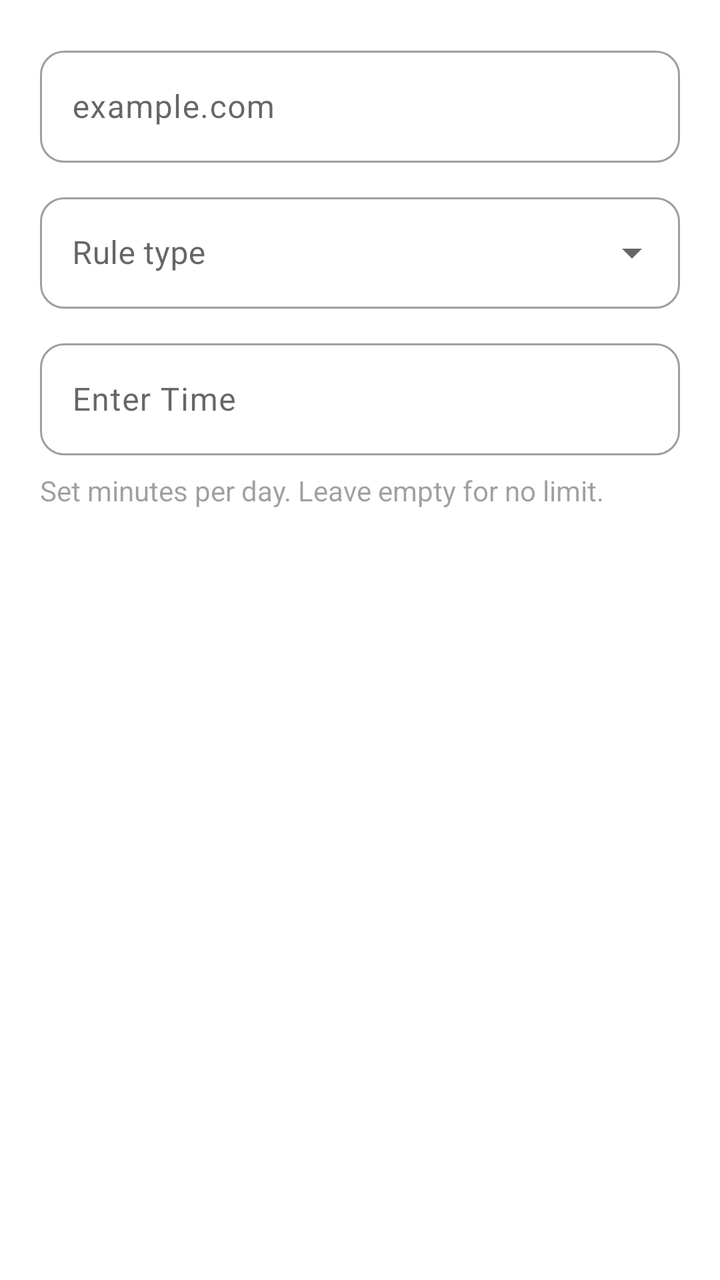
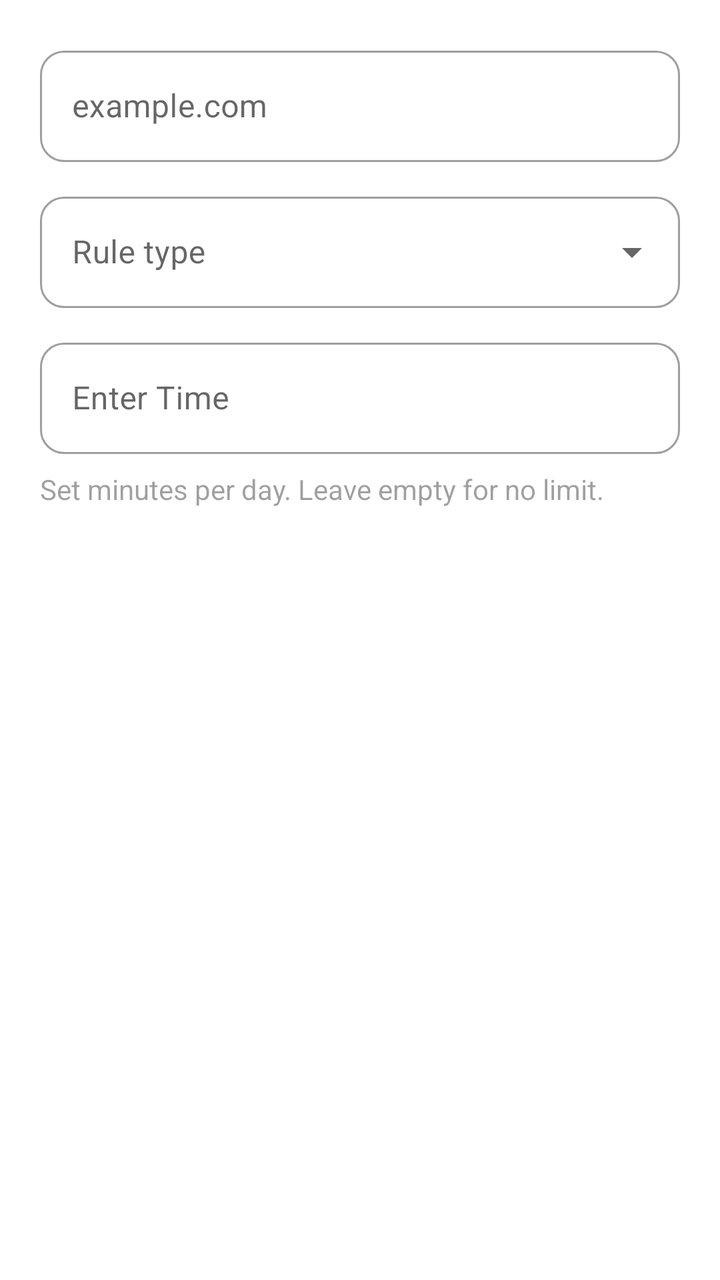

Two renders of the same Android screen: before a commit and after it. Below are the layout's source before the change and the commit's diff.
<!-- AndroidManifest.xml: application theme Theme.Switchly -->
<!-- res/layout/dialog_domain_rule.xml -->
<?xml version="1.0" encoding="utf-8"?>
<LinearLayout xmlns:android="http://schemas.android.com/apk/res/android"
    xmlns:app="http://schemas.android.com/apk/res-auto"
    android:layout_width="match_parent"
    android:layout_height="wrap_content"
    android:orientation="vertical"
    android:padding="20dp">

    <com.google.android.material.textfield.TextInputLayout
        android:id="@+id/tilDomain"
        android:layout_width="match_parent"
        android:layout_height="wrap_content"
        android:hint="@string/domain_rule_hint_example"
        style="@style/Widget.MaterialComponents.TextInputLayout.OutlinedBox">

        <com.google.android.material.textfield.MaterialAutoCompleteTextView
            android:id="@+id/etDomain"
            android:layout_width="match_parent"
            android:layout_height="wrap_content"
            android:inputType="text"
            android:imeOptions="actionDone" />
    </com.google.android.material.textfield.TextInputLayout>

    <com.google.android.material.textfield.TextInputLayout
        android:id="@+id/tilMode"
        android:layout_width="match_parent"
        android:layout_height="wrap_content"
        android:layout_marginTop="12dp"
        android:hint="@string/rule_type"
        style="@style/Widget.MaterialComponents.TextInputLayout.OutlinedBox.ExposedDropdownMenu">

        <com.google.android.material.textfield.MaterialAutoCompleteTextView
            android:id="@+id/acMode"
            android:layout_width="match_parent"
            android:layout_height="wrap_content"
            android:importantForAutofill="no"
            android:inputType="none" />
    </com.google.android.material.textfield.TextInputLayout>

    <com.google.android.material.textfield.TextInputLayout
        android:id="@+id/tilDailyLimit"
        android:layout_width="match_parent"
        android:layout_height="wrap_content"
        android:layout_marginTop="12dp"
        android:hint="@string/minutes_hint"
        style="@style/Widget.MaterialComponents.TextInputLayout.OutlinedBox">

        <com.google.android.material.textfield.MaterialAutoCompleteTextView
            android:id="@+id/etDailyLimit"
            android:layout_width="match_parent"
            android:layout_height="wrap_content"
            android:inputType="number"
            android:imeOptions="actionDone" />
    </com.google.android.material.textfield.TextInputLayout>

    <TextView
        android:id="@+id/tvHelper"
        android:layout_width="match_parent"
        android:layout_height="wrap_content"
        android:layout_marginTop="8dp"
        android:alpha="0.7"
        android:text="@string/daily_limit_helper" />

</LinearLayout>
<!-- resources referenced by this layout -->
<resources>
  <string name="daily_limit_helper">Set minutes per day. Leave empty for no limit.</string>
  <string name="domain_rule_hint_example">example.com</string>
  <string name="minutes_hint">Enter Time</string>
  <string name="rule_type">Rule type</string>
  <color name="accent_default_green">#2E8B57</color>
  <style name="Switchly.Button" parent="Widget.MaterialComponents.Button">
          <item name="backgroundTint">?attr/colorPrimary</item>
          <item name="android:textColor">@android:color/white</item>
          <item name="cornerRadius">16dp</item>
          <item name="android:textAllCaps">false</item>
          <item name="android:insetTop">0dp</item>
          <item name="android:insetBottom">0dp</item>
          <item name="android:minHeight">52dp</item>
      </style>
  <style name="Switchly.Fab" parent="Widget.MaterialComponents.FloatingActionButton">
          <item name="backgroundTint">?attr/colorPrimary</item>
          <item name="tint">@android:color/white</item>
      </style>
  <style name="Switchly.Card" parent="Widget.MaterialComponents.CardView">
          <item name="shapeAppearance">@style/ShapeAppearance.Switchly.Card</item>
          <item name="cardBackgroundColor">@color/switchly_card_bg</item>
          <item name="strokeColor">@color/switchly_card_stroke</item>
          <item name="strokeWidth">1dp</item>
          <item name="cardElevation">2dp</item>
          <item name="cardUseCompatPadding">true</item>
      </style>
  <style name="Switchly.TopBar" parent="Widget.MaterialComponents.Toolbar">
          
          <item name="android:background">?attr/colorPrimary</item>
          <item name="backgroundTint">?attr/colorPrimary</item>
  
          
          <item name="titleTextColor">@android:color/white</item>
  
          
          <item name="navigationIconTint">@android:color/white</item>
      </style>
  <style name="Switchly.TextInputLayout" parent="Widget.MaterialComponents.TextInputLayout.OutlinedBox">
          <item name="boxStrokeWidth">1dp</item>
          <item name="boxStrokeWidthFocused">2dp</item>
          <item name="boxCornerRadiusTopStart">12dp</item>
          <item name="boxCornerRadiusTopEnd">12dp</item>
          <item name="boxCornerRadiusBottomStart">12dp</item>
          <item name="boxCornerRadiusBottomEnd">12dp</item>
      </style>
  <style name="Switchly.AutoCompleteText" parent="Widget.MaterialComponents.AutoCompleteTextView.OutlinedBox">
          <item name="android:minHeight">56dp</item>
          <item name="android:paddingTop">12dp</item>
          <item name="android:paddingBottom">12dp</item>
          <item name="android:textAppearance">@style/TextAppearance.MaterialComponents.Body1</item>
      </style>
  <style name="ThemeOverlay.Switchly.Dialog" parent="ThemeOverlay.MaterialComponents.MaterialAlertDialog">
          <item name="colorControlActivated">?attr/colorPrimary</item>
          <item name="colorControlHighlight">?attr/colorPrimary</item>
          <item name="colorAccent">?attr/colorPrimary</item>
      </style>
  <style name="ShapeAppearance.Switchly.Card" parent="ShapeAppearance.MaterialComponents.LargeComponent">
          <item name="cornerFamily">rounded</item>
          <item name="cornerSize">26dp</item>
      </style>
  <color name="switchly_card_bg">#F7FFFFFF</color>
  <color name="switchly_card_stroke">#14000000</color>
  <!-- unchanged entries left out for length: 1 -->
</resources>

<!-- the commit's change to res/layout/dialog_domain_rule.xml (unified diff, before → after) -->
@@ -11,14 +11,17 @@
         android:layout_width="match_parent"
         android:layout_height="wrap_content"
         android:hint="@string/domain_rule_hint_example"
-        style="@style/Widget.MaterialComponents.TextInputLayout.OutlinedBox">
+        style="@style/Widget.MaterialComponents.TextInputLayout.OutlinedBox"
+        app:endIconMode="none">
 
-        <com.google.android.material.textfield.MaterialAutoCompleteTextView
+        <com.google.android.material.textfield.TextInputEditText
             android:id="@+id/etDomain"
             android:layout_width="match_parent"
             android:layout_height="wrap_content"
             android:inputType="text"
-            android:imeOptions="actionDone" />
+            android:imeOptions="actionDone" 
+            android:maxLines="1"
+            android:singleLine="true" />
     </com.google.android.material.textfield.TextInputLayout>
 
     <com.google.android.material.textfield.TextInputLayout
@@ -43,14 +46,17 @@
         android:layout_height="wrap_content"
         android:layout_marginTop="12dp"
         android:hint="@string/minutes_hint"
-        style="@style/Widget.MaterialComponents.TextInputLayout.OutlinedBox">
+        style="@style/Widget.MaterialComponents.TextInputLayout.OutlinedBox"
+        app:endIconMode="none">
 
-        <com.google.android.material.textfield.MaterialAutoCompleteTextView
+        <com.google.android.material.textfield.TextInputEditText
             android:id="@+id/etDailyLimit"
             android:layout_width="match_parent"
             android:layout_height="wrap_content"
             android:inputType="number"
-            android:imeOptions="actionDone" />
+            android:imeOptions="actionDone"
+            android:maxLines="1"
+            android:singleLine="true" />
     </com.google.android.material.textfield.TextInputLayout>
 
     <TextView
